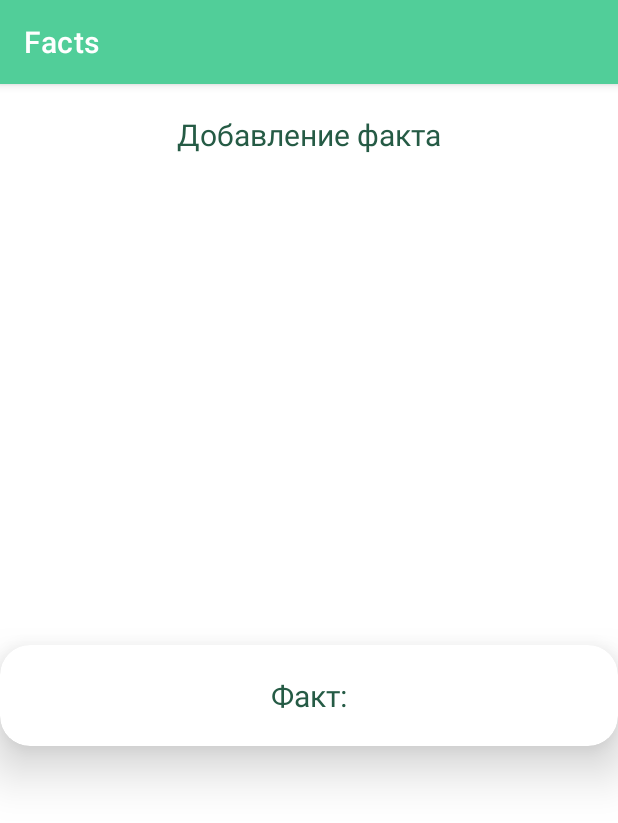
After one commit to Alex18092003/MobileProject, an Android app: the AdminMenu screen opened directly, with no data from a screen before it, on a phone screen of 412 x 824 dp. The commit adds this screen. Shown: the top 823 px of the screen. Run offline under Robolectric (Android 15) with nearby library versions, the phone set to English and light mode, and no system bars; Roboto replaces fonts that are not available here.

Commit message:
Иконка и название

```diff
--- /dev/null
+++ b/app/src/main/java/com/example/mobileproject/AdminMenu.java
@@ -0,0 +1,14 @@
+package com.example.mobileproject;
+
+import androidx.appcompat.app.AppCompatActivity;
+
+import android.os.Bundle;
+
+public class AdminMenu extends AppCompatActivity {
+
+    @Override
+    protected void onCreate(Bundle savedInstanceState) {
+        super.onCreate(savedInstanceState);
+        setContentView(R.layout.activity_admin_menu);
+    }
+}
--- /dev/null
+++ b/app/src/main/res/drawable/custom_text.xml
@@ -0,0 +1,12 @@
+<?xml version="1.0" encoding="utf-8"?>
+<shape xmlns:android="http://schemas.android.com/apk/res/android"
+    android:shape="rectangle">
+    <stroke
+        android:width="2dp"
+        android:color="@color/word"
+        />
+    <corners
+        android:radius="20dp"/>
+    <solid android:color="@color/buttonnotact"/>
+
+</shape>
--- /dev/null
+++ b/app/src/main/res/layout/activity_admin_menu.xml
@@ -0,0 +1,44 @@
+<?xml version="1.0" encoding="utf-8"?>
+<androidx.constraintlayout.widget.ConstraintLayout xmlns:android="http://schemas.android.com/apk/res/android"
+    xmlns:app="http://schemas.android.com/apk/res-auto"
+    xmlns:tools="http://schemas.android.com/tools"
+    android:layout_width="match_parent"
+    android:layout_height="match_parent"
+    tools:context=".AdminMenu">
+
+
+    <TextView
+        android:id="@+id/textView3"
+        android:layout_width="wrap_content"
+        android:layout_height="wrap_content"
+        android:text="Добавление факта"
+        app:layout_constraintEnd_toEndOf="parent"
+        app:layout_constraintStart_toStartOf="parent"
+        app:layout_constraintTop_toTopOf="parent"
+        android:layout_gravity="center"
+        android:layout_margin="20dp"
+        android:textColor="@color/word"
+        android:textSize="20dp"/>
+
+    <androidx.cardview.widget.CardView
+        android:layout_width="match_parent"
+        android:layout_height="wrap_content"
+        android:background="@drawable/custom_text"
+        app:cardCornerRadius="20dp"
+        app:cardElevation="20dp"
+        app:layout_constraintBottom_toBottomOf="parent"
+        app:layout_constraintTop_toBottomOf="@+id/textView3">
+
+
+        <TextView
+            android:id="@+id/textView4"
+            android:layout_width="wrap_content"
+            android:layout_height="wrap_content"
+            android:text="Факт:"
+            android:layout_gravity="center"
+            android:layout_margin="20dp"
+            android:textColor="@color/word"
+            android:textSize="20dp"/>
+
+    </androidx.cardview.widget.CardView>
+</androidx.constraintlayout.widget.ConstraintLayout>
--- a/app/src/main/res/layout/activity_conclusion_fact.xml
+++ b/app/src/main/res/layout/activity_conclusion_fact.xml
@@ -68,7 +68,6 @@
         android:autoLink="web"
         android:textColorLink="@color/button"
         android:gravity="center"
-
         app:layout_constraintBottom_toBottomOf="parent"
         app:layout_constraintEnd_toEndOf="parent"
         app:layout_constraintStart_toStartOf="parent"
```
Also changed, not shown: app/src/main/AndroidManifest.xml (+15 -0 lines), app/src/main/java/com/example/mobileproject/ConclusionFact.java (+10 -34 lines), app/src/main/java/com/example/mobileproject/MainMenu.java (+5 -3 lines), app/src/main/java/com/example/mobileproject/Mask.java (+12 -1 lines), app/src/main/java/com/example/mobileproject/TopicActivity.java (added, +44 -0 lines), app/src/main/res/layout/activity_main_menu.xml (+15 -0 lines), app/src/main/res/layout/activity_topic.xml (added, +105 -0 lines).
